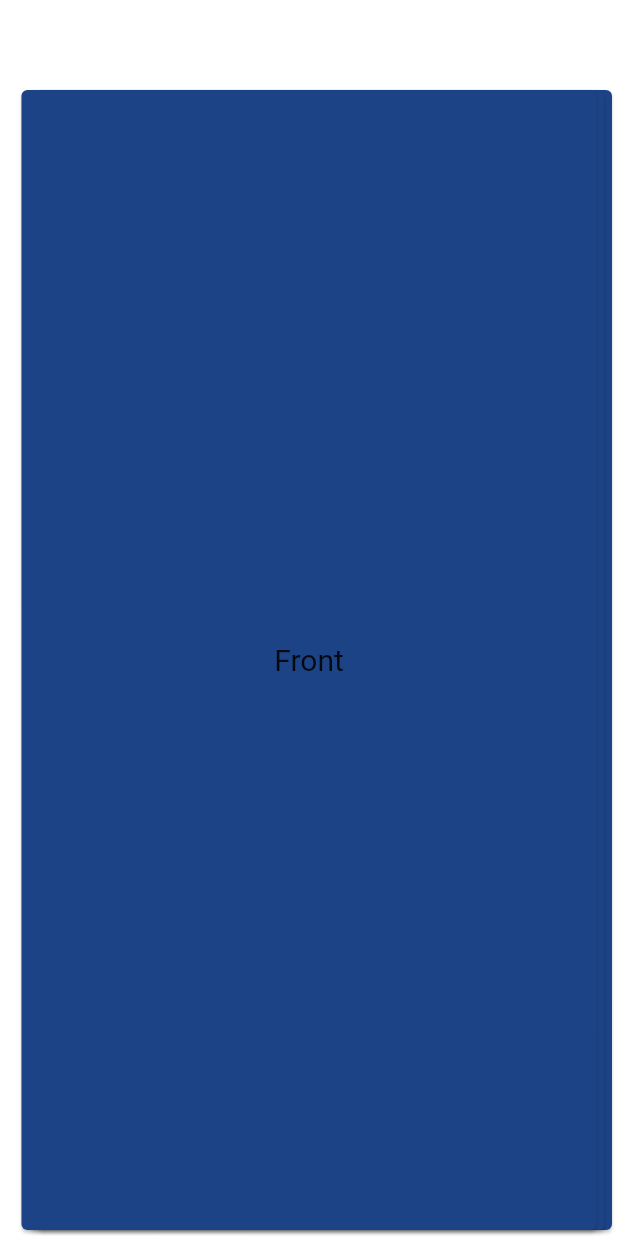
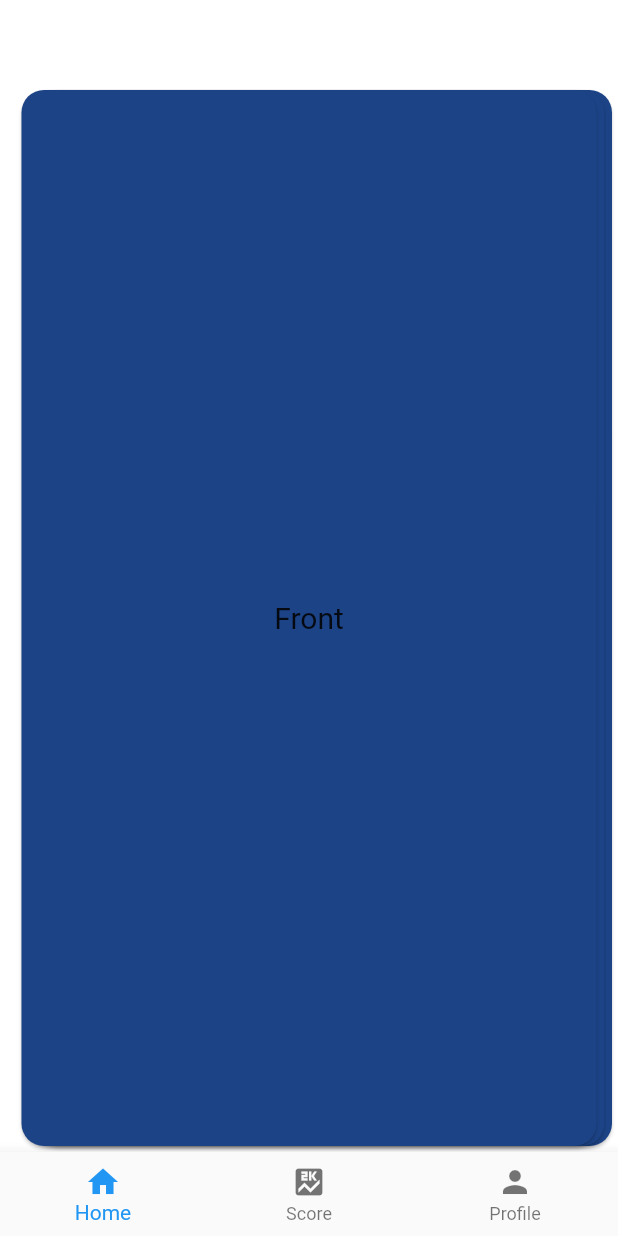
Before and after one commit to kabinja/leieren, a Flutter app: the screen it shows after launch, on a phone screen of 412 x 824 dp. Run offline on Flutter 3.47's test engine with Material 2 defaults, Android fonts, the phone set to English and light mode, and no system bars.

Commit message:
refactor classes to introduce the idea of packages

```diff
--- a/lib/card_stack_page.dart
+++ /dev/null
@@ -1,27 +0,0 @@
-import 'package:flutter/material.dart';
-import 'card_stack.dart';
-
-class CardStackPage extends StatefulWidget {
-  @override
-  _CardStackPageState createState() => _CardStackPageState();
-}
-
-class _CardStackPageState extends State<CardStackPage> {
-  @override
-  Widget build(BuildContext context) {
-    return Scaffold(
-      appBar: AppBar(
-        elevation: 0.0,
-        centerTitle: true,
-        backgroundColor: Colors.white,
-      ),
-      backgroundColor: Colors.white,
-      body: Column(
-        children: <Widget>[
-          CardStack(context),
-        ],
-      ),
-    );
-  }
-
-}
--- a/lib/memo_card.dart
+++ b/lib/component/flip_card.dart
@@ -2,19 +2,19 @@ import 'dart:math';
 
 import 'package:flutter/material.dart';
 
-class MemoCard extends StatefulWidget {
+class FlipCard extends StatefulWidget {
   final Key key;
   final String front;
   final String back;
   final Color color;
 
-  MemoCard({this.key, this.front, this.back, this.color});
+  FlipCard({this.key, this.front, this.back, this.color});
 
   @override
-  _MemoCardState createState() => _MemoCardState();
+  _FlipCardState createState() => _FlipCardState();
 }
 
-class _MemoCardState extends State<MemoCard> {
+class _FlipCardState extends State<FlipCard> {
   bool _displayFront;
 
   @override
@@ -26,7 +26,7 @@ class _MemoCardState extends State<MemoCard> {
   @override
   Widget build(BuildContext context) {
     return Container(
-      child: _buildFlipAnimation(),
+      child: _flipAnimation(),
     );
   }
 
@@ -34,6 +34,9 @@ class _MemoCardState extends State<MemoCard> {
     return Card(
       key: key,
       color: backgroundColor,
+      shape: RoundedRectangleBorder(
+        borderRadius: BorderRadius.circular(15.0),
+      ),
       child: Center(
         child: Text(faceName, style: TextStyle(fontSize: 20.0)),
       ),
@@ -58,6 +61,7 @@ class _MemoCardState extends State<MemoCard> {
 
   Widget _transitionBuilder(Widget widget, Animation<double> animation) {
     final rotateAnim = Tween(begin: pi, end: 0.0).animate(animation);
+
     return AnimatedBuilder(
       animation: rotateAnim,
       child: widget,
@@ -65,7 +69,8 @@ class _MemoCardState extends State<MemoCard> {
         final isUnder = (ValueKey(_displayFront) != widget.key);
         var tilt = ((animation.value - 0.5).abs() - 0.5) * 0.003;
         tilt *= isUnder ? -1.0 : 1.0;
-        final value = isUnder ? min(rotateAnim.value, pi / 2) : rotateAnim.value;
+        final value =
+            isUnder ? min(rotateAnim.value, pi / 2) : rotateAnim.value;
         return Transform(
           transform: Matrix4.rotationY(value)..setEntry(3, 0, tilt),
           child: widget,
@@ -75,7 +80,7 @@ class _MemoCardState extends State<MemoCard> {
     );
   }
 
-  Widget _buildFlipAnimation() {
+  Widget _flipAnimation() {
     return GestureDetector(
       onTap: () => setState(() => _displayFront = !_displayFront),
       child: AnimatedSwitcher(
--- a/lib/main.dart
+++ b/lib/main.dart
@@ -1,5 +1,5 @@
 import 'package:flutter/material.dart';
-import 'package:leieren_flutter/card_stack_page.dart';
+import 'file:///D:/projects/leieren_flutter/lib/page/card_stack_page.dart';
 
 void main() => runApp(MyApp());
 
@@ -7,7 +7,7 @@ class MyApp extends StatelessWidget {
   @override
   Widget build(BuildContext context) {
     return MaterialApp(
-      title: 'Flutter Demo',
+      title: 'Leieren',
       theme: ThemeData(
         primarySwatch: Colors.blue,
       ),
--- /dev/null
+++ b/lib/page/card_stack_page.dart
@@ -0,0 +1,39 @@
+import 'package:flutter/material.dart';
+import '../component/card_stack.dart';
+
+class CardStackPage extends StatefulWidget {
+  @override
+  _CardStackPageState createState() => _CardStackPageState();
+}
+
+class _CardStackPageState extends State<CardStackPage> {
+  @override
+  Widget build(BuildContext context) {
+    return Scaffold(
+        appBar: AppBar(
+          elevation: 0.0,
+          backgroundColor: Colors.white,
+        ),
+        backgroundColor: Colors.white,
+        body: Column(
+          children: <Widget>[
+            CardStack(context),
+          ],
+        ),
+        bottomNavigationBar: BottomNavigationBar(
+          currentIndex: 0,
+          items: [
+            BottomNavigationBarItem(
+              icon: new Icon(Icons.home),
+              label: 'Home',
+            ),
+            BottomNavigationBarItem(
+              icon: new Icon(Icons.score),
+              label: 'Score',
+            ),
+            BottomNavigationBarItem(icon: Icon(Icons.person), label: 'Profile'),
+          ],
+        )
+    );
+  }
+}
```
Also changed, not shown: lib/component/card_stack.dart (renamed from lib/card_stack.dart, +10 -4 lines), 1 other file.
